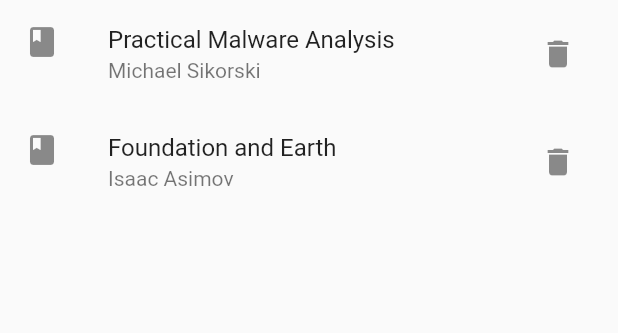
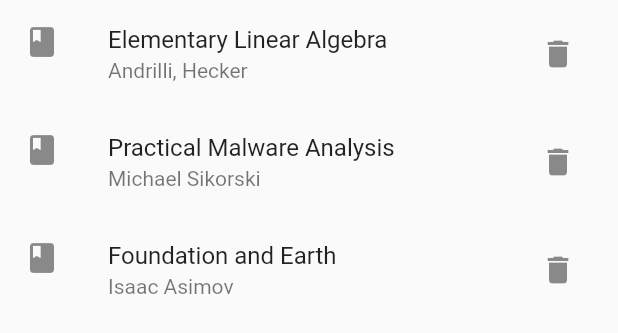
Before and after one commit to megz15/ReadLog, a Flutter app: the Home widget shown alone on an empty page, opened directly, after a tap on the "delete" icon, on a phone screen of 412 x 824 dp. Shown: the top 333 px of the screen. Run offline on Flutter 3.47's test engine with Material 2 defaults, Android fonts, the phone set to English and light mode, and no system bars; our stand-ins replace flutter_riverpod.

Commit message:
bookList map

```diff
--- a/lib/providers.dart
+++ b/lib/providers.dart
@@ -1,10 +1,10 @@
 import 'package:flutter_riverpod/flutter_riverpod.dart';
 
-final bookListProvider = StateProvider((_) => <List<String>>[
-      ['Elementary Linear Algebra', 'Andrilli, Hecker'],
-      ['Practical Malware Analysis', 'Michael Sikorski'],
-      ['Foundation and Earth', 'Isaac Asimov']
-    ]);
+final bookListProvider = StateProvider((_) => <String, String>{
+      'Elementary Linear Algebra': 'Andrilli, Hecker',
+      'Practical Malware Analysis': 'Michael Sikorski',
+      'Foundation and Earth': 'Isaac Asimov'
+    });
 
 // final sectionListProvider =
 //     StateProvider((_) => <String>['Chapter 1', 'Chapter 2', 'Chapter 3']);
--- a/lib/screens/home.dart
+++ b/lib/screens/home.dart
@@ -8,26 +8,28 @@ class Home extends ConsumerWidget {
 
   @override
   Widget build(BuildContext context, WidgetRef ref) {
-    final List<List<String>> bookList = ref.watch(bookListProvider);
+    final Map<String, String> bookList = ref.watch(bookListProvider);
 
     return ListView.builder(
       itemCount: bookList.length,
       itemBuilder: (BuildContext context, int index) {
         return ListTile(
           leading: const Icon(Icons.book),
-          title: Text(bookList[index][0]),
-          subtitle: Text(bookList[index][1]),
+          title: Text(bookList.keys.elementAt(index)),
+          subtitle: Text(bookList.values.elementAt(index)),
           trailing: IconButton(
               onPressed: () {
-                ref.read(bookListProvider.notifier).state = bookList
-                    .where((x) => bookList.indexOf(x) != index)
-                    .toList();
+                // ref.read(bookListProvider.notifier).state = bookList
+                //     .where((x) => bookList.indexOf(x) != index)
+                //     .toList();
+                bookList.removeWhere((key, value) => key == bookList.keys.elementAt(index));
+                ref.read(bookListProvider.notifier).state = bookList;
               },
               icon: const Icon(Icons.delete)),
           onTap: () {
             Navigator.of(context).push(MaterialPageRoute(
                 builder: (BuildContext context) =>
-                    Book(bookTitle: bookList[index][0])));
+                    Book(bookTitle: bookList.keys.elementAt(index))));
           },
         );
       },
```
